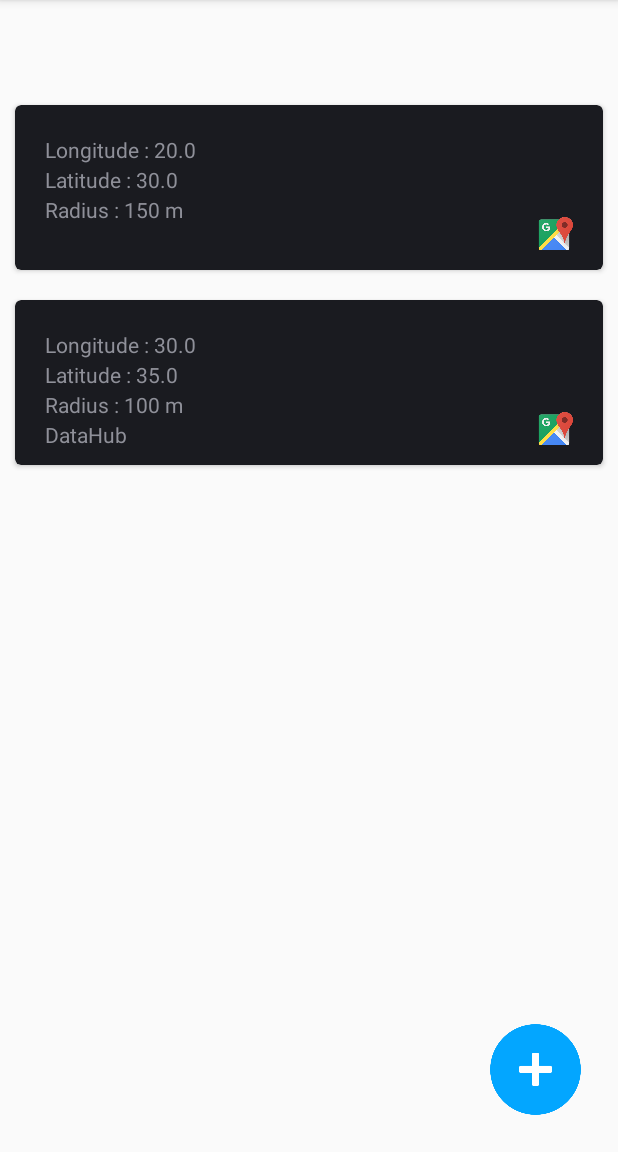
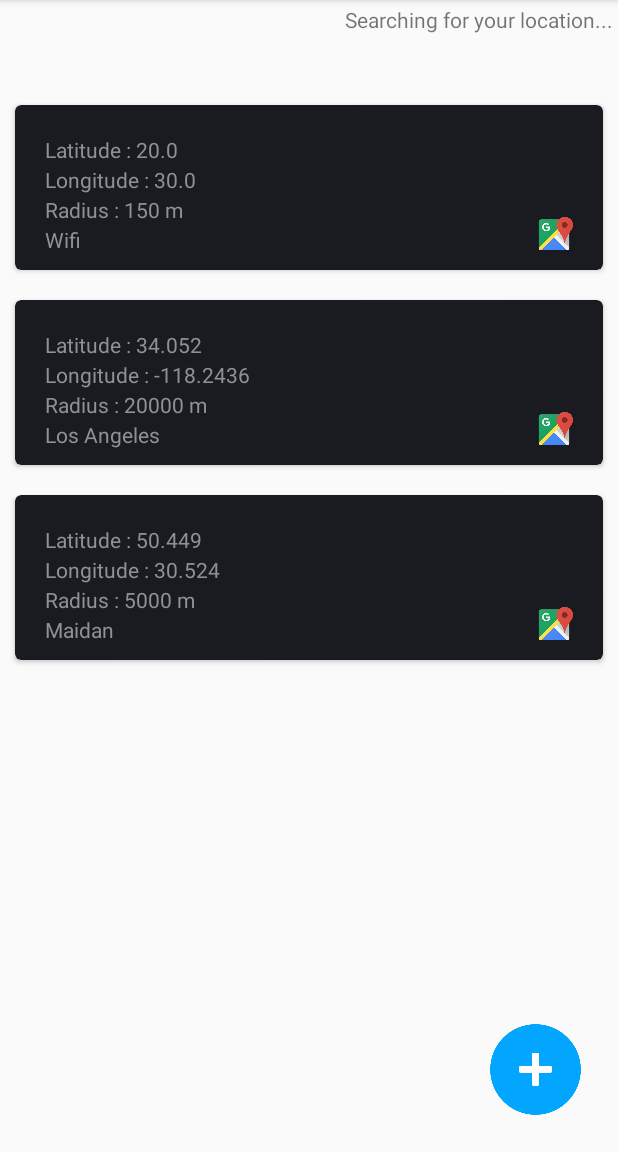
Before and after one commit to printimo/geofence, an Android app: the screen it shows after launch (MainActivity), after a tap on an icon or button, on a phone screen of 412 x 824 dp, the part 84-1236 px from its top. Run offline under Robolectric (Android 15) with nearby library versions, the phone set to English and light mode, and no system bars.

Commit message:
prepare for release

```diff
--- a/app/src/main/java/com/nick/geofence/GeofenceAdapter.java
+++ b/app/src/main/java/com/nick/geofence/GeofenceAdapter.java
@@ -43,7 +43,7 @@ public class GeofenceAdapter extends RecyclerView.Adapter<GeofenceAdapter.Geofen
         holder.card.setOnClickListener(new View.OnClickListener() {
             @Override
             public void onClick(View v) {
-                String strUri = "http://maps.google.com/maps?q=loc:" + list.get(position).getLatitude() + "," + list.get(position).getLongitude() + " (" + "Label which you want" + ")";
+                String strUri = "http://maps.google.com/maps?q=loc:" + list.get(position).getLatitude() + "," + list.get(position).getLongitude() + " (" + "Geofence location" + ")";
                 Intent intent = new Intent(android.content.Intent.ACTION_VIEW, Uri.parse(strUri));
 
                 intent.setClassName("com.google.android.apps.maps", "com.google.android.maps.MapsActivity");
--- a/app/src/main/java/com/nick/geofence/GeofenceInfo.java
+++ b/app/src/main/java/com/nick/geofence/GeofenceInfo.java
@@ -11,7 +11,7 @@ public class GeofenceInfo {
     private int radius; // meters
     private String wifiName;
 
-    public GeofenceInfo(double longt, double lat, int rad, String wifi) {
+    public GeofenceInfo(double lat, double longt, int rad, String wifi) {
         longitude = longt;
         latitude = lat;
         wifiName = wifi;
--- a/app/src/main/java/com/nick/geofence/MainActivity.java
+++ b/app/src/main/java/com/nick/geofence/MainActivity.java
@@ -43,6 +43,7 @@ public class MainActivity extends AppCompatActivity {
     private TextView locationText;
     private String provider;
     private Location currentLocation;
+    private View searching;
 
     @Override
     protected void onCreate(Bundle savedInstanceState) {
@@ -51,6 +52,7 @@ public class MainActivity extends AppCompatActivity {
 
         locationText = (TextView) findViewById(R.id.current_location);
         View add = findViewById(R.id.add_geofence);
+        searching = findViewById(R.id.searching);
         RecyclerView listView = (RecyclerView) findViewById(R.id.geofence_list);
         RecyclerView.LayoutManager layoutManager = new LinearLayoutManager(this, LinearLayoutManager.VERTICAL, false);
         listView.setLayoutManager(layoutManager);
@@ -60,8 +62,9 @@ public class MainActivity extends AppCompatActivity {
 
         if (geolist == null || geolist.getList() == null) {
 
-            list.add(new GeofenceInfo(20, 30, 150, ""));
-            list.add(new GeofenceInfo(30, 35, 100, "DataHub"));
+            list.add(new GeofenceInfo(20, 30, 150, "Wifi"));
+            list.add(new GeofenceInfo(34.052, -118.2436, 20000, "Los Angeles"));
+            list.add(new GeofenceInfo(50.449, 30.524, 5000, "Maidan"));
             GeofenceController.setList(list);
         } else {
             list = geolist.getList();
@@ -216,6 +219,7 @@ public class MainActivity extends AppCompatActivity {
         }
 
         if (location!=null) {
+            searching.setVisibility(View.GONE);
             locationText.setText("Current location : \n" + location.getLatitude() + "\n" + location.getLongitude());
             adapter.setCurrentLocation(location);
             final Location finalLocation = location;
--- a/app/src/main/res/layout/activity_main.xml
+++ b/app/src/main/res/layout/activity_main.xml
@@ -12,6 +12,15 @@
         android:layout_height="wrap_content"
         android:layout_marginTop="4dp"
         android:layout_marginLeft="10dp"
+        />
+
+    <TextView
+        android:id="@+id/searching"
+        android:layout_width="wrap_content"
+        android:layout_height="wrap_content"
+        android:layout_alignParentRight="true"
+        android:layout_margin="3dp"
+        android:text="@string/searching_for_location"
         />
 
     <android.support.v7.widget.RecyclerView
--- a/app/src/main/res/layout/list_item.xml
+++ b/app/src/main/res/layout/list_item.xml
@@ -16,7 +16,7 @@
             android:layout_width="wrap_content"
             android:layout_height="wrap_content"
             android:layout_marginLeft="20dp"
-            android:layout_marginTop="20dp"
+            android:layout_marginTop="40dp"
             android:text="longitude" />
 
         <TextView
@@ -24,7 +24,7 @@
             android:layout_width="wrap_content"
             android:layout_height="wrap_content"
             android:layout_marginLeft="20dp"
-            android:layout_marginTop="40dp"
+            android:layout_marginTop="20dp"
             android:text="latitude" />
 
         <TextView
--- a/app/src/main/res/values/strings.xml
+++ b/app/src/main/res/values/strings.xml
@@ -7,4 +7,5 @@
     <string name="radius">radius</string>
     <string name="title_activity_maps">Map</string>
     <string name="SAVE">SAVE</string>
+    <string name="searching_for_location">Searching for your location...</string>
 </resources>
```
